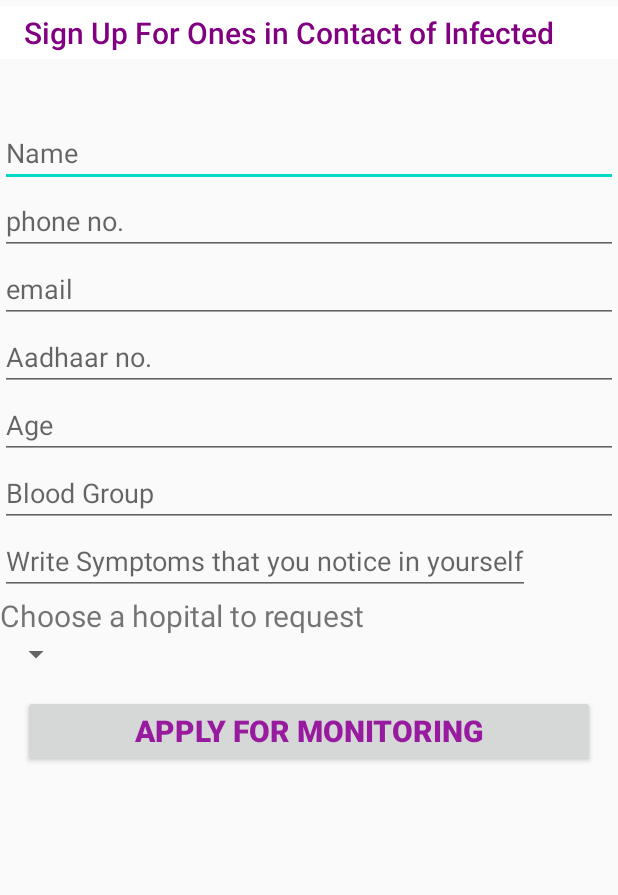
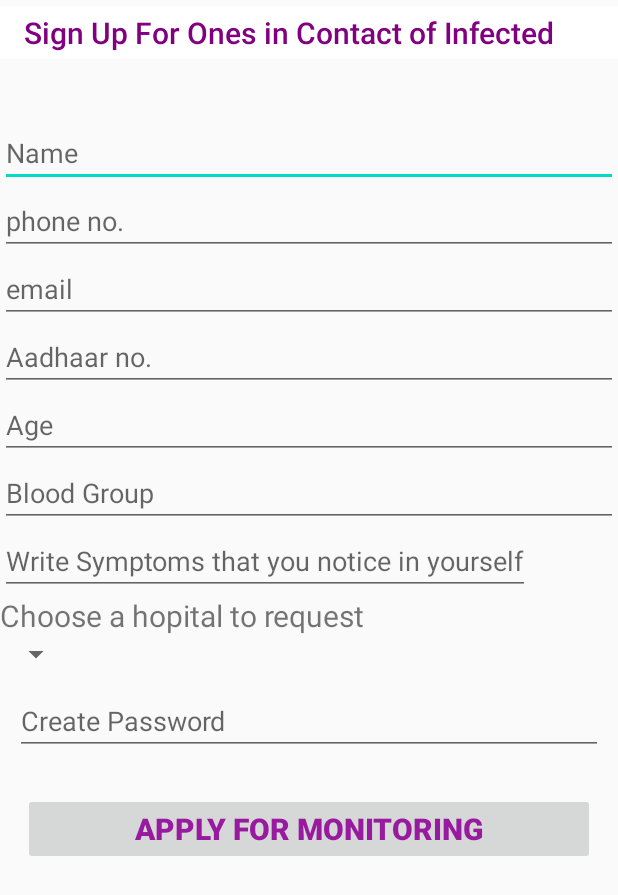
Before and after one commit to Hack-Frenzy/GetItTracked, an Android app: the contact screen opened directly, with no data from a screen before it, on a phone screen of 412 x 824 dp. Shown: the top 895 px of the screen. Run offline under Robolectric (Android 15) with nearby library versions, the phone set to English and light mode, and no system bars; our stand-ins replace Firebase (no records; nobody signed in at launch, a user with empty details on screens opened directly).

Commit message:
updated contact.java file

```diff
--- a/app/src/main/java/com/example/getthetrack/contact.java
+++ b/app/src/main/java/com/example/getthetrack/contact.java
@@ -1,14 +1,111 @@
 package com.example.getthetrack;
 
+import android.annotation.SuppressLint;
 import android.os.Bundle;
+import android.util.Log;
+import android.view.MotionEvent;
+import android.view.View;
+import android.widget.Button;
+import android.widget.EditText;
+import android.widget.Spinner;
+import android.widget.Toast;
 
+import androidx.annotation.NonNull;
 import androidx.annotation.Nullable;
 import androidx.appcompat.app.AppCompatActivity;
 
+import com.google.android.gms.tasks.OnCompleteListener;
+import com.google.android.gms.tasks.Task;
+import com.google.firebase.auth.AuthResult;
+import com.google.firebase.auth.FirebaseAuth;
+import com.google.firebase.auth.FirebaseUser;
+import com.google.firebase.database.DatabaseReference;
+import com.google.firebase.database.FirebaseDatabase;
+
 public class contact extends AppCompatActivity {
+    EditText name, phno, email, aadhar, age, bldgrp, symptoms, pass;
+    Spinner spinner;
+    Button apply;
+    DatabaseReference myRefpathit;
+    FirebaseDatabase database;
+    private FirebaseAuth mAuth;
+    String emailid,passget,phoneno,nameget,aadharget,ageget,bldgrpget,sympget;
+    FirebaseUser user;
+    @SuppressLint("ClickableViewAccessibility")
     @Override
     protected void onCreate(@Nullable Bundle savedInstanceState) {
         super.onCreate(savedInstanceState);
         setContentView(R.layout.contact);
+        final Thread thread;
+        name = findViewById(R.id.namecontact);
+        phno = findViewById(R.id.phnocontact);
+        email = findViewById(R.id.emailcontact);
+        aadhar = findViewById(R.id.aadharcontact);
+        age = findViewById(R.id.agecontact);
+        bldgrp = findViewById(R.id.bloodgroupcontact);
+        symptoms = findViewById(R.id.symptomscontact);
+        apply = findViewById(R.id.applycontact);
+        spinner = findViewById(R.id.spinnercontact);
+        pass = findViewById(R.id.passwordcontact);
+        mAuth = FirebaseAuth.getInstance();
+         emailid = email.getText().toString();
+         passget = pass.getText().toString();
+         phoneno = phno.getText().toString();
+         nameget = name.getText().toString();
+         aadharget = aadhar.getText().toString();
+         ageget = age.getText().toString();
+         bldgrpget = bldgrp.getText().toString();
+         sympget = symptoms.getText().toString();
+        apply.setEnabled(false);
+        email.setOnTouchListener(new View.OnTouchListener() {
+            @SuppressLint("ClickableViewAccessibility")
+            @Override
+            public boolean onTouch(View v, MotionEvent event) {
+                apply.setEnabled(true);
+                return false;
+            }
+        });
+        thread = new Thread(new Runnable() {
+            @Override
+            public void run() {
+                if (!phoneno.equals(""))
+                {DatabaseReference myRef = database.getReference().child("contact").child(user.getUid());
+                    myRef.child("name").setValue(nameget);
+                    myRef.child("phno").setValue(phoneno);
+                    myRef.child("aadharno").setValue(aadharget);
+                    myRef.child("age").setValue(ageget);
+                    myRef.child("bloodGroup").setValue(bldgrpget);
+                    myRef.child("symptoms").setValue(sympget);
+                }
+            }
+        });
+        database = FirebaseDatabase.getInstance();
+        if (emailid.equals("") || passget.equals("")) {
+            mAuth.createUserWithEmailAndPassword(emailid, passget)
+                    .addOnCompleteListener(this, new OnCompleteListener<AuthResult>() {
+                        @Override
+                        public void onComplete(@NonNull Task<AuthResult> task) {
+                            if (task.isSuccessful()) {
+                                // Sign in success, update UI with the signed-in user's information
+                                Log.d("TAG", "createUserWithEmail:success");
+                                 user = mAuth.getCurrentUser();
+                                 thread.run();
+                            } else {
+                                // If sign in fails, display a message to the user.
+                                Log.w("TAG", "createUserWithEmail:failure", task.getException());
+                                Toast.makeText(contact.this, "Authentication failed.",
+                                        Toast.LENGTH_SHORT).show();
+
+                            }
+
+                            // ...
+                        }
+                    });
+        } else {
+            Toast.makeText(contact.this, "Email and Password are mandatory to be filled.",
+                    Toast.LENGTH_SHORT).show();
+        }
+
+
     }
-}
+    }
--- a/app/src/main/res/layout/contact.xml
+++ b/app/src/main/res/layout/contact.xml
@@ -74,7 +74,14 @@
             android:layout_width="wrap_content"
             android:layout_height="wrap_content"
             />
-
+        <EditText
+            android:layout_width="match_parent"
+            android:layout_height="wrap_content"
+            android:id="@+id/passwordcontact"
+            android:hint="Create Password"
+            android:inputType="textPassword"
+            android:layout_margin="10dp"
+        />
         <Button
             android:id="@+id/applycontact"
             android:layout_width="match_parent"
```
